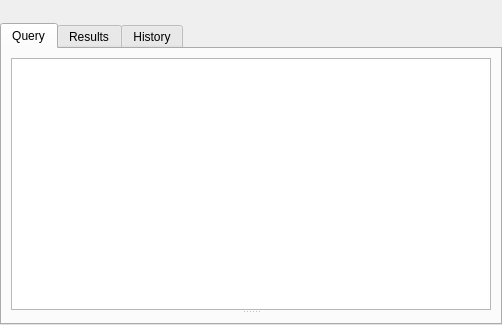
pawelsalawa/sqlitestudio, file SQLiteStudio3/guiSQLiteStudio/windows/editorwindow.ui: the form before one commit.
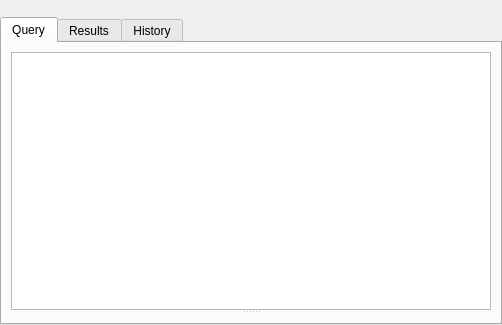
The form after the commit. Custom widgets are drawn as their Qt base class.

The edit to the form file:
```diff
--- a/SQLiteStudio3/guiSQLiteStudio/windows/editorwindow.ui
+++ b/SQLiteStudio3/guiSQLiteStudio/windows/editorwindow.ui
@@ -14,6 +14,9 @@
    <string notr="true">SQL editor</string>
   </property>
   <layout class="QVBoxLayout" name="verticalLayout">
+   <property name="spacing">
+    <number>0</number>
+   </property>
    <property name="leftMargin">
     <number>0</number>
    </property>
```
